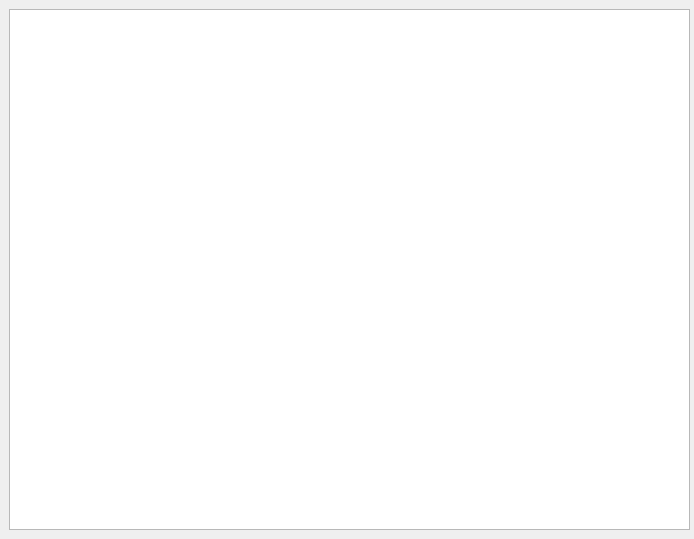
Old version of the form table.ui in the repository YaoWenW/Gui_engineer.
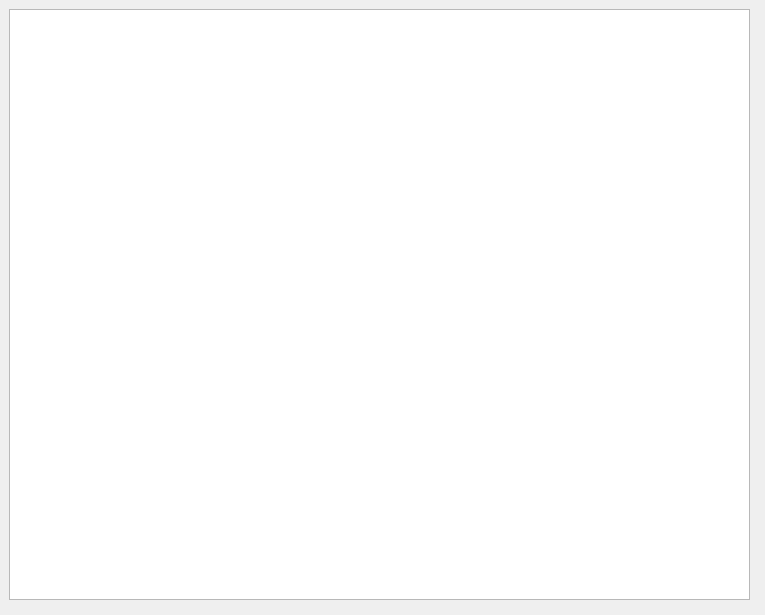
New version of the form. Icons and pictures are not drawn.

```diff
--- a/table.ui
+++ b/table.ui
@@ -6,10 +6,22 @@
    <rect>
     <x>0</x>
     <y>0</y>
-    <width>694</width>
-    <height>539</height>
+    <width>765</width>
+    <height>615</height>
    </rect>
   </property>
+  <property name="minimumSize">
+   <size>
+    <width>765</width>
+    <height>615</height>
+   </size>
+  </property>
+  <property name="maximumSize">
+   <size>
+    <width>765</width>
+    <height>615</height>
+   </size>
+  </property>
   <property name="windowTitle">
    <string>可靠性评价指标评判标准</string>
   </property>
@@ -18,8 +30,8 @@
     <rect>
      <x>9</x>
      <y>9</y>
-     <width>681</width>
-     <height>521</height>
+     <width>741</width>
+     <height>591</height>
     </rect>
    </property>
    <property name="styleSheet">
```
Left out of the diff: 2 changed lines with no effect on the pictures.
